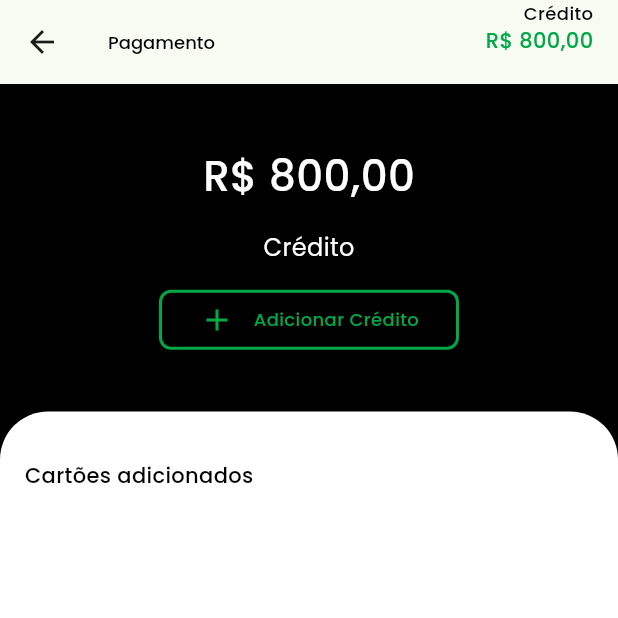
After one commit to Azhar-Dogar/projeto, a Flutter app: the Balance screen opened directly, on a phone screen of 412 x 824 dp, the top half of it. The commit adds this screen. Run offline on Flutter 3.47's test engine with Material 2 defaults, Android fonts, the phone set to English and light mode, and no system bars; our stand-ins replace google_fonts, persistent_bottom_nav_bar.

Commit message:
dashboard changes

```diff
--- a/lib/extras/app_textstyles.dart
+++ b/lib/extras/app_textstyles.dart
@@ -41,11 +41,12 @@ class AppTextStyles {
     return textStyle  ;
   }
 
-  static TextStyle captionMedium({Color color = Colors.black, double size = 12}){
+  static TextStyle captionMedium({Color color = Colors.black, double size = 12, FontWeight fontWeight = FontWeight.w500}){
     return GoogleFonts.poppins(
-      fontWeight: FontWeight.w500,
+      fontWeight: fontWeight,
       fontSize: size,
-      color: color
+      color: color,
+
     );
   }
 
@@ -53,8 +54,12 @@ class AppTextStyles {
     return captionMedium(size: 14, color: color);
   }
 
-  static TextStyle titleMedium({Color color = Colors.black}){
-    return captionMedium(size: 16, color: color);
+  static TextStyle h4Medium({Color color = Colors.black}){
+    return captionMedium(size: 28, color: color);
+  }
+
+  static TextStyle titleMedium({Color color = Colors.black, FontWeight weight = FontWeight.w500}){
+    return captionMedium(size: 16, color: color, fontWeight: weight);
   }
 
   static TextStyle workSans({TextStyle? style}) {
--- /dev/null
+++ b/lib/screens/dashboard/profile/balance.dart
@@ -0,0 +1,117 @@
+import 'package:flutter/material.dart';
+import 'package:projeto/extras/app_textstyles.dart';
+import 'package:projeto/extras/colors.dart';
+import 'package:projeto/extras/extensions.dart';
+import 'package:projeto/screens/dashboard/profile/widgets/profile_header_widget.dart';
+import 'package:projeto/widgets/margin_widget.dart';
+
+class Balance extends StatelessWidget {
+  const Balance({Key? key}) : super(key: key);
+
+  @override
+  Widget build(BuildContext context) {
+
+    double  padding = context.width * 0.04;
+
+    return Scaffold(
+      appBar: buildAppBar(),
+      body: Container(
+        width: double.infinity,
+        height: double.infinity,
+        color: Colors.black,
+        child: Column(
+          children: [
+            topWidget(),
+            Expanded(
+              child: Container(
+                width: double.infinity,
+                decoration: const BoxDecoration(
+                  color: Colors.white,
+                  borderRadius: BorderRadius.only(
+                    topLeft: Radius.circular(32),
+                    topRight: Radius.circular(32),
+                  ),
+                ),
+                padding: EdgeInsets.only(left: padding, right: padding),
+                child: Column(
+                  crossAxisAlignment: CrossAxisAlignment.start,
+                  children: [
+                    const MarginWidget(factor: 2),
+                    Text(
+                      "Cartões adicionados",
+                      style: AppTextStyles.subTitleMedium(),
+                    ),
+                    const MarginWidget(factor: 2),
+                    Row(
+                      children: [
+
+                      ],
+                    )
+
+                  ],
+                ),
+              ),
+            )
+          ],
+        ),
+      ),
+    );
+  }
+
+  Widget topWidget() {
+    return Column(
+      children: [
+        const MarginWidget(factor: 2.5),
+        Text(
+          "R\$ 800,00",
+          style: AppTextStyles.h4Medium(color: Colors.white),
+        ),
+        const MarginWidget(),
+        Text(
+          "Crédito",
+          style: AppTextStyles.titleMedium(
+              color: Colors.white, weight: FontWeight.w400),
+        ),
+        const MarginWidget(),
+        addCredit(),
+        const MarginWidget(factor: 2.5),
+      ],
+    );
+  }
+
+  Widget addCredit() {
+    return Container(
+      width: 200,
+      height: 40,
+      decoration: BoxDecoration(
+          borderRadius: BorderRadius.circular(8),
+          border: Border.all(color: CColors.primary, width: 2)),
+      child: Row(
+        mainAxisAlignment: MainAxisAlignment.center,
+        children: [
+          Icon(
+            Icons.add,
+            color: CColors.primary,
+          ),
+          const MarginWidget(isHorizontal: true),
+          Text(
+            "Adicionar Crédito",
+            style: AppTextStyles.captionMedium(color: CColors.primary),
+          ),
+        ],
+      ),
+    );
+  }
+
+  AppBar buildAppBar() {
+    return AppBar(
+      title: Text(
+        "Pagamento",
+        style: AppTextStyles.captionMedium(),
+      ),
+      actions: const [
+        ProfileHeaderWidget(),
+      ],
+    );
+  }
+}
--- /dev/null
+++ b/lib/screens/dashboard/profile/widgets/profile_header_widget.dart
@@ -0,0 +1,29 @@
+import 'package:flutter/material.dart';
+import 'package:projeto/extras/extensions.dart';
+
+import '../../../../extras/app_textstyles.dart';
+import '../../../../extras/colors.dart';
+
+class ProfileHeaderWidget extends StatelessWidget {
+  const ProfileHeaderWidget({Key? key}) : super(key: key);
+
+  @override
+  Widget build(BuildContext context) {
+    return Padding(
+      padding: EdgeInsets.only(right: context.width * 0.04),
+      child: Column(
+        crossAxisAlignment: CrossAxisAlignment.end,
+        children: [
+          Text(
+            "Crédito",
+            style: AppTextStyles.captionMedium(),
+          ),
+          Text(
+            "R\$ 800,00",
+            style: AppTextStyles.subTitleMedium(color: CColors.primary),
+          ),
+        ],
+      ),
+    );
+  }
+}
--- a/lib/screens/dashboard/profile_screen.dart
+++ b/lib/screens/dashboard/profile_screen.dart
@@ -1,8 +1,11 @@
 import 'package:flutter/material.dart';
+import 'package:persistent_bottom_nav_bar/persistent_tab_view.dart';
 import 'package:projeto/extras/app_assets.dart';
 import 'package:projeto/extras/app_textstyles.dart';
 import 'package:projeto/extras/colors.dart';
 import 'package:projeto/extras/extensions.dart';
+import 'package:projeto/screens/dashboard/profile/balance.dart';
+import 'package:projeto/screens/dashboard/profile/widgets/profile_header_widget.dart';
 import 'package:projeto/widgets/button_widget.dart';
 import 'package:projeto/widgets/custom_asset_image.dart';
 import 'package:projeto/widgets/margin_widget.dart';
@@ -44,9 +47,9 @@ class _ProfileScreenState extends State<ProfileScreen> {
       body: Column(
         children: [
           const MarginWidget(factor: 3),
-          Align(
+          const Align(
             alignment: Alignment.centerRight,
-            child: headerTrailing(),
+            child: ProfileHeaderWidget(),
           ),
           const MarginWidget(factor: 0.8),
           header(),
@@ -63,10 +66,19 @@ class _ProfileScreenState extends State<ProfileScreen> {
         child: Column(
           crossAxisAlignment: CrossAxisAlignment.start,
           children: [
-            listTile("Meus dados", AppIcons.profile, widget: details()),
+            listTile("Meus dados", AppIcons.profile, onTap: () {
+              setState(() {
+                isDetails = true;
+              });
+            }),
             listTile("Meu Progresso", AppIcons.trending),
             listTile("Carteira", AppIcons.brief),
-            listTile("Inserir Crédito", AppIcons.dollar),
+            listTile("Inserir Crédito", AppIcons.dollar, onTap: () {
+              PersistentNavBarNavigator.pushNewScreen(
+                context,
+                screen: const Balance(),
+              );
+            }),
             const Expanded(child: SizedBox()),
             bottomOption("Termos e Condições"),
             const MarginWidget(),
@@ -157,15 +169,9 @@ class _ProfileScreenState extends State<ProfileScreen> {
     );
   }
 
-  Widget listTile(String header, String icon, {Widget? widget}) {
+  Widget listTile(String header, String icon, {Function()? onTap}) {
     return InkWell(
-      onTap: () {
-        if (widget != null) {
-          setState(() {
-            isDetails = true;
-          });
-        }
-      },
+      onTap: onTap,
       child: Column(
         children: [
           const MarginWidget(),
@@ -194,24 +200,6 @@ class _ProfileScreenState extends State<ProfileScreen> {
 
   EdgeInsets padding2() => const EdgeInsets.only(left: 4, right: 4);
 
-  Widget headerTrailing() {
-    return Padding(
-      padding: EdgeInsets.only(right: width * 0.04),
-      child: Column(
-        crossAxisAlignment: CrossAxisAlignment.end,
-        children: [
-          Text(
-            "Crédito",
-            style: AppTextStyles.captionMedium(),
-          ),
-          Text(
-            "R\$ 800,00",
-            style: AppTextStyles.subTitleMedium(color: CColors.primary),
-          ),
-        ],
-      ),
-    );
-  }
 
   Widget details() {
     return Expanded(
```
Also changed, not shown: assets/icons/masterCard.png (added), assets/icons/visa.png (added).
